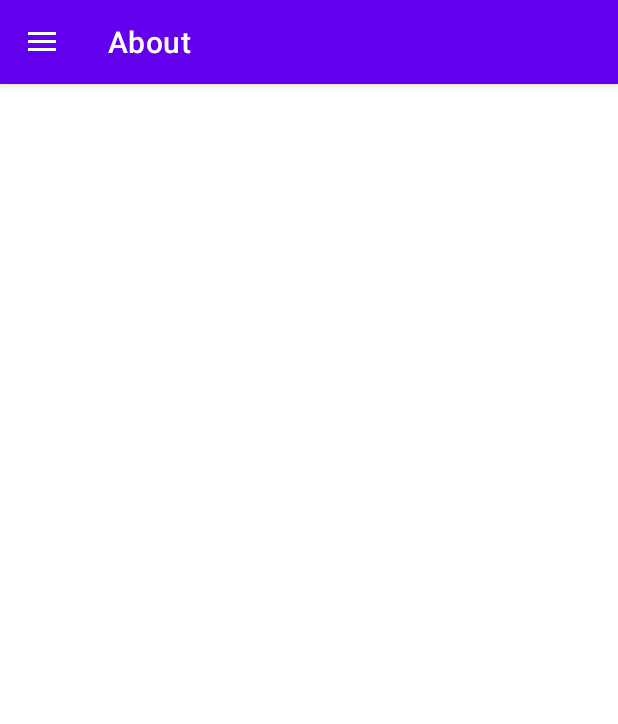
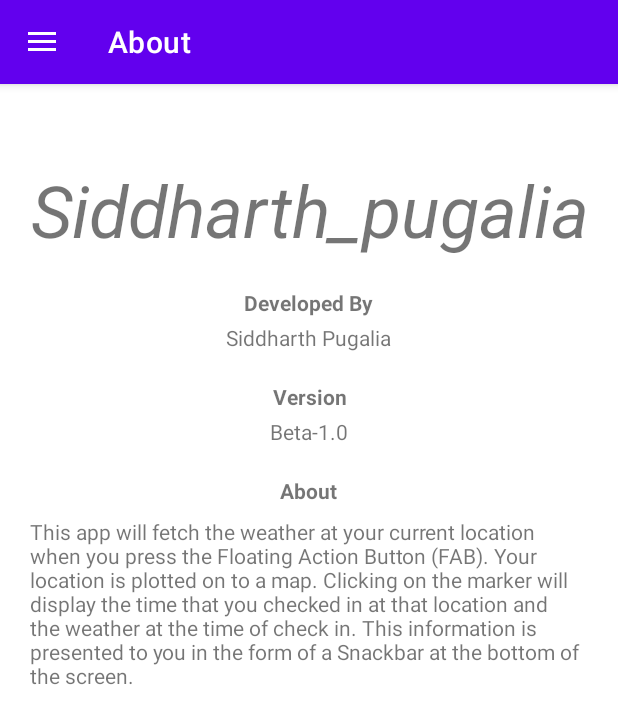
Before and after one commit to sidpug/Siddharth_pugalia_assignment, an Android app: the screen it shows after launch (MainActivity), in the side drawer, after a tap on "About", on a phone screen of 412 x 824 dp. Shown: the top 724 px of the screen. Run offline under Robolectric (Android 15) with nearby library versions, the phone set to English and light mode, and no system bars; our stand-ins replace navigation-ui.

Commit message:
minor updates

```diff
--- a/app/src/main/java/com/sidpug/siddharth_pugalia/DB/DataHelper.java
+++ b/app/src/main/java/com/sidpug/siddharth_pugalia/DB/DataHelper.java
@@ -53,4 +53,9 @@ public class DataHelper extends SQLiteOpenHelper {
         Long result = db.insert(DataEntry.TABLE_NAME, null, contentValues);
 
     }
+
+    public void deleteAllRecords(){
+        SQLiteDatabase db = this.getWritableDatabase();
+        db.execSQL("DROP TABLE IF EXISTS " + DataEntry.TABLE_NAME);
+    }
 }
--- a/app/src/main/res/layout/fragment_about.xml
+++ b/app/src/main/res/layout/fragment_about.xml
@@ -6,17 +6,92 @@
     android:layout_height="match_parent"
     tools:context=".ui.about.AboutFragment">
 
-    <TextView
-        android:id="@+id/text_slideshow"
+    <LinearLayout
         android:layout_width="match_parent"
         android:layout_height="wrap_content"
-        android:layout_marginStart="8dp"
-        android:layout_marginTop="8dp"
-        android:layout_marginEnd="8dp"
-        android:textAlignment="center"
-        android:textSize="20sp"
+        android:orientation="vertical"
         app:layout_constraintBottom_toBottomOf="parent"
         app:layout_constraintEnd_toEndOf="parent"
         app:layout_constraintStart_toStartOf="parent"
-        app:layout_constraintTop_toTopOf="parent" />
+        app:layout_constraintTop_toTopOf="parent"
+        app:layout_constraintVertical_bias="0.07999998">
+
+        <TextView
+            android:id="@+id/text_app_name"
+            android:layout_width="wrap_content"
+            android:layout_height="wrap_content"
+            android:layout_gravity="center"
+            android:layout_marginHorizontal="8dp"
+            android:layout_marginTop="20dp"
+            android:shadowColor="#534F4F"
+            android:text="@string/app_name"
+            android:textAlignment="center"
+            android:textSize="48sp"
+            android:textStyle="italic" />
+
+        <TextView
+            android:id="@+id/text_developedBy"
+            android:layout_width="wrap_content"
+            android:layout_height="wrap_content"
+            android:layout_gravity="center"
+            android:layout_marginHorizontal="8dp"
+            android:layout_marginTop="20dp"
+            android:text="@string/developed_by_label"
+            android:textAlignment="center"
+            android:textSize="14sp" />
+
+        <TextView
+            android:id="@+id/text_developer_name"
+            android:layout_width="wrap_content"
+            android:layout_height="wrap_content"
+            android:layout_gravity="center"
+            android:layout_marginHorizontal="8dp"
+            android:layout_marginTop="4dp"
+            android:text="@string/developer_name"
+            android:textAlignment="center"
+            android:textSize="14sp" />
+
+        <TextView
+            android:id="@+id/text_version"
+            android:layout_width="wrap_content"
+            android:layout_height="wrap_content"
+            android:layout_gravity="center"
+            android:layout_marginHorizontal="8dp"
+            android:layout_marginTop="20dp"
+            android:text="@string/app_version_label"
+            android:textAlignment="center"
+            android:textSize="14sp" />
+
+        <TextView
+            android:id="@+id/text_app_version"
+            android:layout_width="wrap_content"
+            android:layout_height="wrap_content"
+            android:layout_gravity="center"
+            android:layout_marginHorizontal="8dp"
+            android:layout_marginTop="4dp"
+            android:text="@string/app_version"
+            android:textAlignment="center"
+            android:textSize="14sp" />
+
+        <TextView
+            android:id="@+id/text_about_label"
+            android:layout_width="wrap_content"
+            android:layout_height="wrap_content"
+            android:layout_gravity="center"
+            android:layout_marginHorizontal="8dp"
+            android:layout_marginTop="20dp"
+            android:text="@string/about_label"
+            android:textAlignment="center"
+            android:textSize="14sp" />
+
+        <TextView
+            android:id="@+id/text_about"
+            android:layout_width="wrap_content"
+            android:layout_height="wrap_content"
+            android:layout_gravity="center"
+            android:layout_marginHorizontal="20dp"
+            android:layout_marginTop="8dp"
+            android:text="@string/about"
+            android:textSize="14sp" />
+    </LinearLayout>
 </androidx.constraintlayout.widget.ConstraintLayout>
--- a/app/src/main/res/values/strings.xml
+++ b/app/src/main/res/values/strings.xml
@@ -17,16 +17,7 @@
     <string name="menu_about">About</string>
     <string name="menu_settings">Menu</string>
 
-    <!-- Messages Preferences -->
-    <string name="signature_title">Your signature</string>
-    <string name="reply_title">Default reply action</string>
 
-    <!-- Sync Preferences -->
-    <string name="sync_title">Sync email periodically</string>
-    <string name="attachment_title">Download incoming attachments</string>
-    <string name="attachment_summary_on">Automatically download attachments for incoming emails
-    </string>
-    <string name="attachment_summary_off">Only download attachments when manually requested</string>
     <string name="map_header">Map Settings</string>
 
     <string name="weather_key">99fc17cddbc67c7c5d3e673a8b2523b0n</string>
@@ -40,4 +31,11 @@
     <string name="temperature">Temperature</string>
     <string name="weather">Weather</string>
 
+    <string name="developed_by_label"><b>Developed By</b></string>
+    <string name="developer_name">Siddharth Pugalia</string>
+    <string name="app_version_label"><b>Version</b></string>
+    <string name="app_version">Beta-1.0</string>
+    <string name="about_label"><b>About</b></string>
+    <string name="about">This app will fetch the weather at your current location when you press the Floating Action Button (FAB). Your location is plotted on to a map. Clicking on the marker will display the time that you checked in at that location and the weather at the time of check in. This information is presented to you in the form of a Snackbar at the bottom of the screen.</string>
+
 </resources>
```
